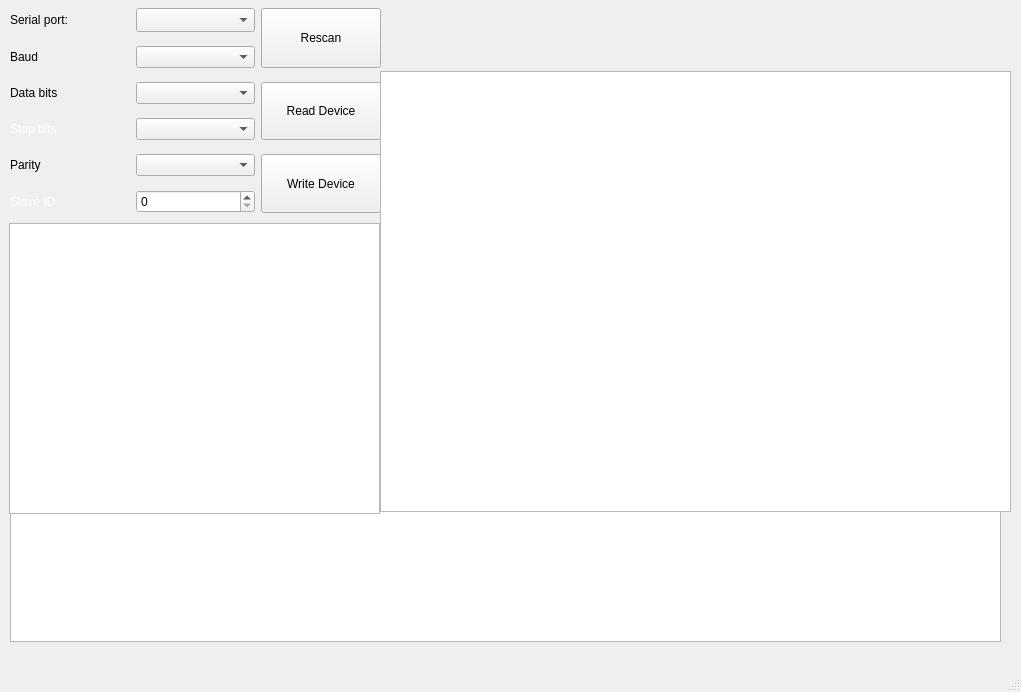
Above: mainwindow.ui from VarionDrakon/UICD.Configurator before the change. Below: the same form after it.
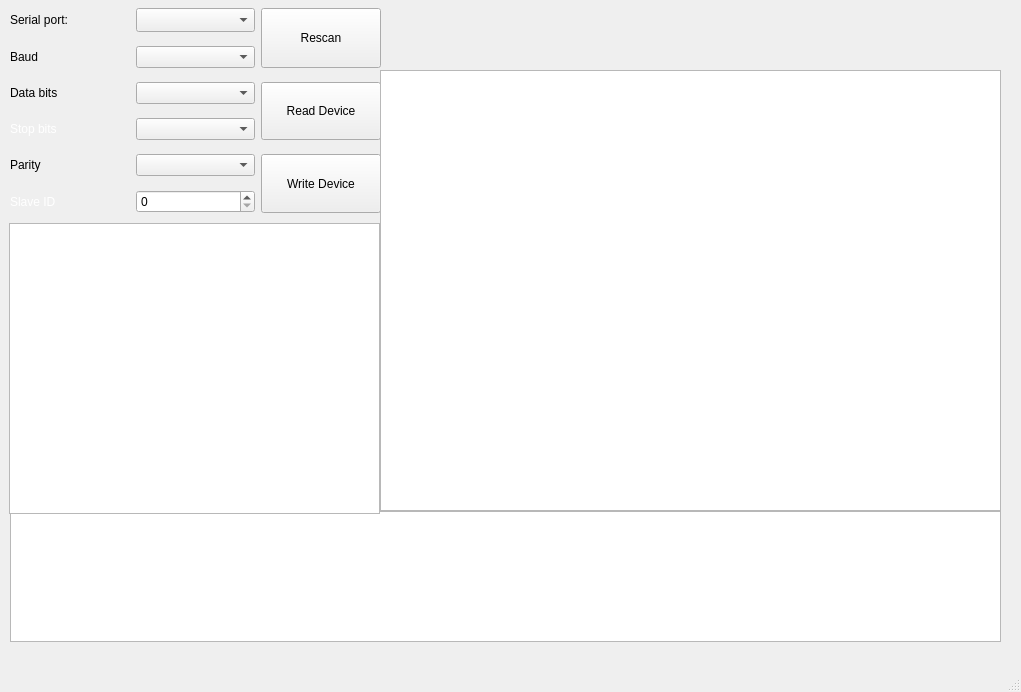
That is the form after the change.

Commit message: Beginning attemp`s parser a Modbus answer in QTableView, using two model.

Diff of the .ui file:
```diff
--- a/mainwindow.ui
+++ b/mainwindow.ui
@@ -260,12 +260,12 @@
      </item>
     </layout>
    </widget>
-   <widget class="QListView" name="listView">
+   <widget class="QTableView" name="tableView">
     <property name="geometry">
      <rect>
       <x>380</x>
-      <y>71</y>
-      <width>631</width>
+      <y>70</y>
+      <width>621</width>
       <height>441</height>
      </rect>
     </property>
```
The commit also changes 2 other files.
